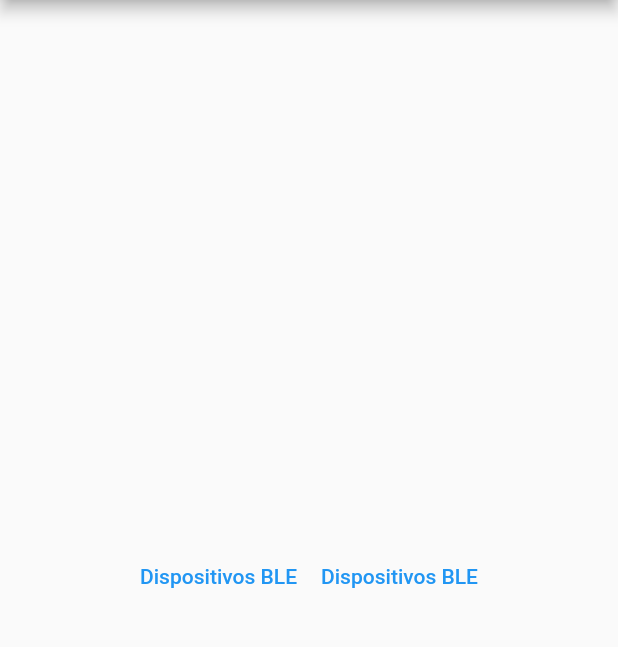
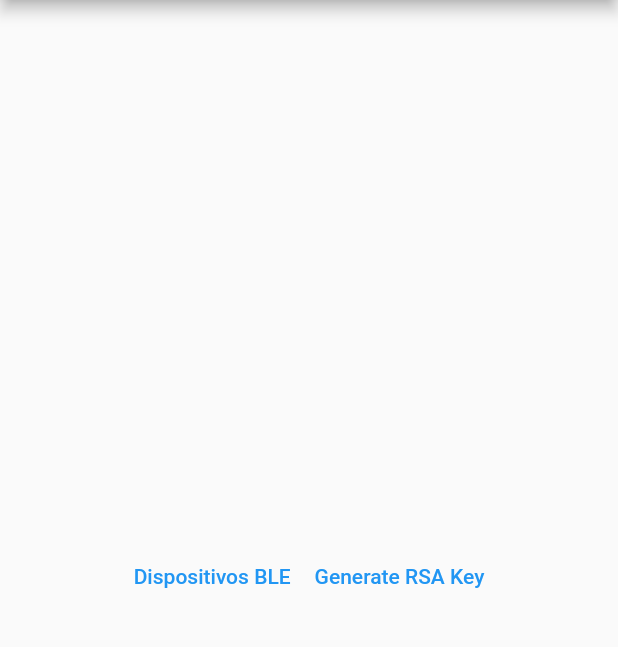
Before and after one commit to dexeme/encrypthat, a Flutter app: the screen it shows after launch, on a phone screen of 412 x 824 dp, the part 84-731 px from its top. Run offline on Flutter 3.47's test engine with Material 2 defaults, Android fonts, the phone set to English and light mode, and no system bars; our stand-ins replace flutter_blue_plus; missing offline and left inert: fast_rsa, pointycastle.

Commit message:
Generate KeyPair and view current KeyPair on the same screen

```diff
--- a/encrypthat/lib/main.dart
+++ b/encrypthat/lib/main.dart
@@ -1,6 +1,7 @@
 // ignore_for_file: prefer_const_constructors
 
-import 'package:encrypthat/ble_devices.dart';
+import 'package:encrypthat/services/bluetooth/ble_devices.dart';
+import 'package:encrypthat/views/keys_view.dart';
 import 'package:flutter/material.dart';
 
 void main() {
@@ -57,10 +58,11 @@ class _MyHomePageState extends State<MyHomePage> {
                   onPressed: () {
                     Navigator.push(
                       context,
-                      MaterialPageRoute(builder: (context) => BLEDevices()),
+                      MaterialPageRoute(
+                          builder: (context) => KeysView()),
                     );
                   },
-                  child: const Text('Dispositivos BLE'))
+                  child: const Text('Generate RSA Key')),
             ])
           ],
         ),
```
